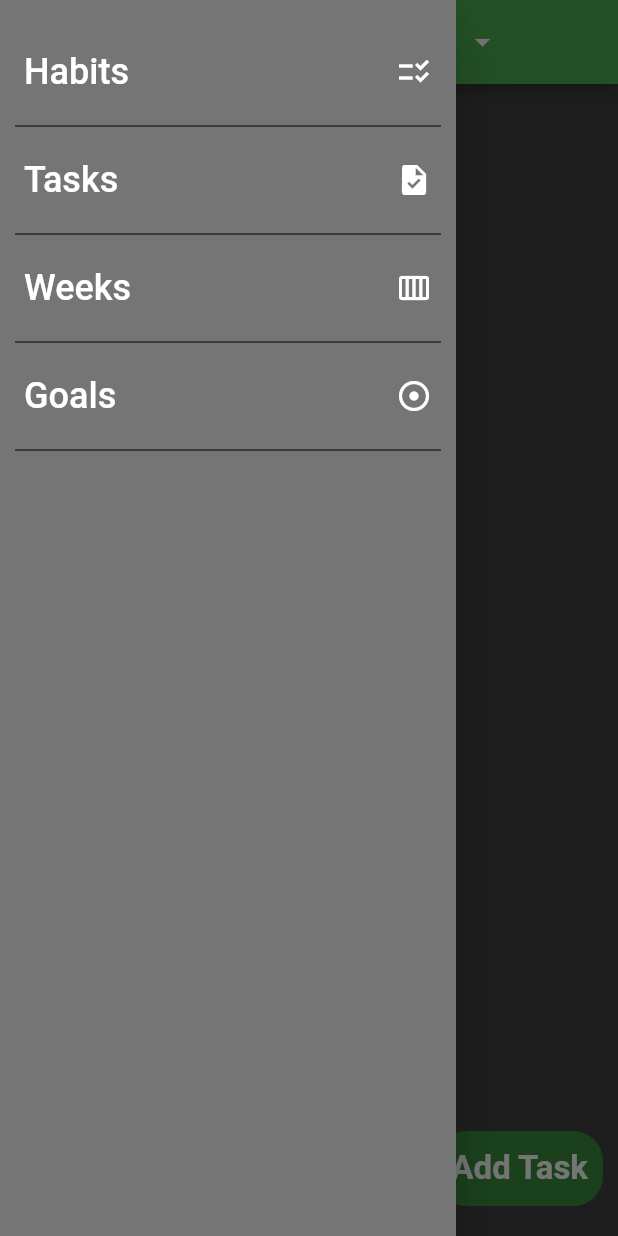
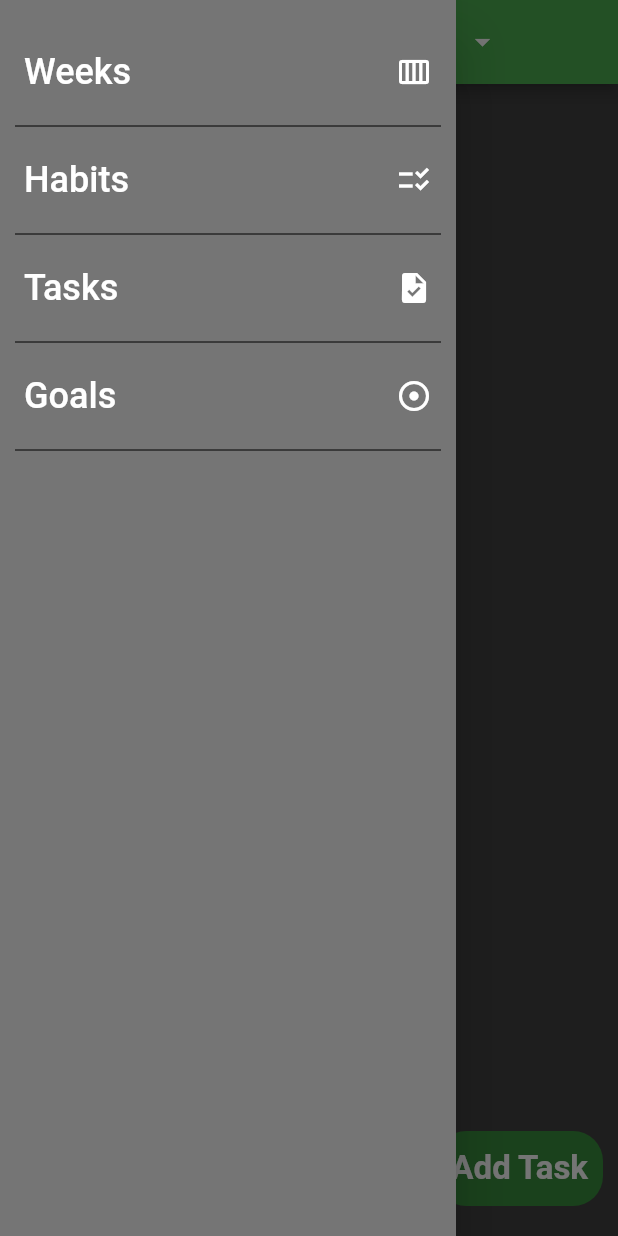
Before and after one commit to clarnjan/HabitsAndGoals, a Flutter app: the screen it shows after launch, with the side drawer open, on a phone screen of 412 x 824 dp. Run offline on Flutter 3.47's test engine with Material 2 defaults, Android fonts, the phone set to English and light mode, and no system bars; our stand-ins replace numberpicker, sqflite; accounts and stored records are empty.

Commit message:
Create week on select from popup and create currentWeek if it doesn't exist

```diff
--- a/lib/Classes/DateFormatService.dart
+++ b/lib/Classes/DateService.dart
@@ -1,4 +1,4 @@
-class DateFormatService {
+class DateService {
   static String formatDate(DateTime date) {
     var year = date.year.toString();
     return '${formatNumber(date.day)}.${formatNumber(date.month)}.${year[2]}${year[3]}';
@@ -10,4 +10,8 @@ class DateFormatService {
     else
       return '$x';
   }
+
+  static DateTime getEndDate(DateTime startDate) {
+    return startDate.add(Duration(days: 7)).subtract(Duration(seconds: 1));
+  }
 }
--- a/lib/Widgets/MainMenu.dart
+++ b/lib/Widgets/MainMenu.dart
@@ -12,6 +12,28 @@ class MainMenu extends StatelessWidget {
         children: [
           SizedBox(
             height: 20,
+          ),
+          ListTile(
+            onTap: () {
+              Navigator.of(context).popAndPushNamed("/week");
+            },
+            title: Text(
+              "Weeks",
+              style: TextStyle(
+                color: Colors.white,
+                fontSize: 24,
+              ),
+            ),
+            trailing: Icon(
+              Icons.calendar_view_week,
+              color: Colors.white,
+              size: 24,
+            ),
+          ),
+          Divider(
+            color: Colors.black,
+            indent: 10,
+            endIndent: 10,
           ),
           ListTile(
             onTap: () {
@@ -59,28 +81,6 @@ class MainMenu extends StatelessWidget {
           ),
           ListTile(
             onTap: () {
-              Navigator.of(context).popAndPushNamed("/weeks");
-            },
-            title: Text(
-              "Weeks",
-              style: TextStyle(
-                color: Colors.white,
-                fontSize: 24,
-              ),
-            ),
-            trailing: Icon(
-              Icons.calendar_view_week,
-              color: Colors.white,
-              size: 24,
-            ),
-          ),
-          Divider(
-            color: Colors.black,
-            indent: 10,
-            endIndent: 10,
-          ),
-          ListTile(
-            onTap: () {
               Navigator.of(context).popAndPushNamed("/goals");
             },
             title: Text(
--- a/lib/Widgets/Week widgets/WeekCard.dart
+++ b/lib/Widgets/Week widgets/WeekCard.dart
@@ -1,4 +1,4 @@
-import 'package:diplomska1/Classes/DateFormatService.dart';
+import 'package:diplomska1/Classes/DateService.dart';
 import 'package:diplomska1/Classes/Week.dart';
 import 'package:flutter/cupertino.dart';
 import 'package:flutter/material.dart';
@@ -34,7 +34,7 @@ class _WeekCardState extends State<WeekCard> {
         ),
         child: Center(
           child: Text(
-            "${DateFormatService.formatDate(widget.week.startDate)} - ${DateFormatService.formatDate(widget.week.endDate)}",
+            "${DateService.formatDate(widget.week.startDate)} - ${DateService.formatDate(widget.week.endDate)}",
             style: TextStyle(
               color: widget.isCurrent ? Colors.green : Colors.white,
               fontWeight: FontWeight.bold,
--- a/lib/Widgets/Week widgets/WeekDetails.dart
+++ b/lib/Widgets/Week widgets/WeekDetails.dart
@@ -1,5 +1,5 @@
 import 'package:diplomska1/Classes/DatabaseHelper.dart';
-import 'package:diplomska1/Classes/DateFormatService.dart';
+import 'package:diplomska1/Classes/DateService.dart';
 import 'package:diplomska1/Classes/Enums.dart';
 import 'package:diplomska1/Classes/Week.dart';
 import 'package:diplomska1/Widgets/Habit%20widgets/HabitCard.dart';
@@ -7,8 +7,8 @@ import 'package:flutter/cupertino.dart';
 import 'package:flutter/material.dart';
 
 import '../AddButton.dart';
-import '../CostumPopup.dart';
 import '../MainMenu.dart';
+import 'WeeksPopup.dart';
 
 class WeekDetails extends StatefulWidget {
   Week? week;
@@ -27,15 +27,29 @@ class _WeekDetailsState extends State<WeekDetails> {
   @override
   void initState() {
     super.initState();
-    refresh();
+    fetchData();
+  }
+
+  fetchData() async {
+    setState(() {
+      isLoading = true;
+    });
+    if (widget.week == null) {
+      widget.week = await DatabaseHelper.instance.getCurrentWeek();
+    } else if (widget.week!.id == null) {
+      widget.week = await DatabaseHelper.instance.getWeekByStartDate(widget.week!.startDate);
+    }
+    setState(() {
+      isLoading = false;
+    });
   }
 
   refresh() async {
     setState(() {
       isLoading = true;
     });
-    if (widget.week == null) {
-      widget.week = await DatabaseHelper.instance.getCurrentWeek();
+    if (widget.week?.id != null) {
+      widget.week = await DatabaseHelper.instance.getWeek(widget.week!.id!);
     }
     setState(() {
       isLoading = false;
@@ -67,9 +81,9 @@ class _WeekDetailsState extends State<WeekDetails> {
                         Row(
                           mainAxisAlignment: MainAxisAlignment.center,
                           children: [
-                            Text(DateFormatService.formatDate(widget.week!.startDate)),
+                            Text(DateService.formatDate(widget.week!.startDate)),
                             Text(' - '),
-                            Text(DateFormatService.formatDate(widget.week!.endDate)),
+                            Text(DateService.formatDate(widget.week!.endDate)),
                           ],
                         ),
                       ],
@@ -128,7 +142,7 @@ class _WeekDetailsState extends State<WeekDetails> {
               Positioned(
                 right: 0,
                 top: 0,
-                child: CustomPopup(
+                child: WeeksPopup(
                   show: shouldShow,
                   selectedWeek: widget.week!,
                 ),
--- a/lib/main.dart
+++ b/lib/main.dart
@@ -23,9 +23,9 @@ class MyApp extends StatelessWidget {
           primarySwatch: Colors.green,
           unselectedWidgetColor: Colors.white, // <-- your color
         ),
-        initialRoute: '/weeks',
+        initialRoute: '/week',
         routes: {
-          '/weeks': (context) => WeekDetails(),
+          '/week': (context) => WeekDetails(),
           '/habits': (context) => Habits(),
           '/tasks': (context) => Tasks(),
           '/goals': (context) => Goals(),
```
Also changed, not shown: lib/Classes/DatabaseHelper.dart (+23 -16 lines), lib/Widgets/Week widgets/AddWeekDialog.dart (+8 -16 lines), lib/Widgets/Week widgets/Weeks.dart (deleted, +0 -90 lines), lib/Widgets/Week widgets/WeeksPopup.dart (renamed from lib/Widgets/CostumPopup.dart, +8 -8 lines).
